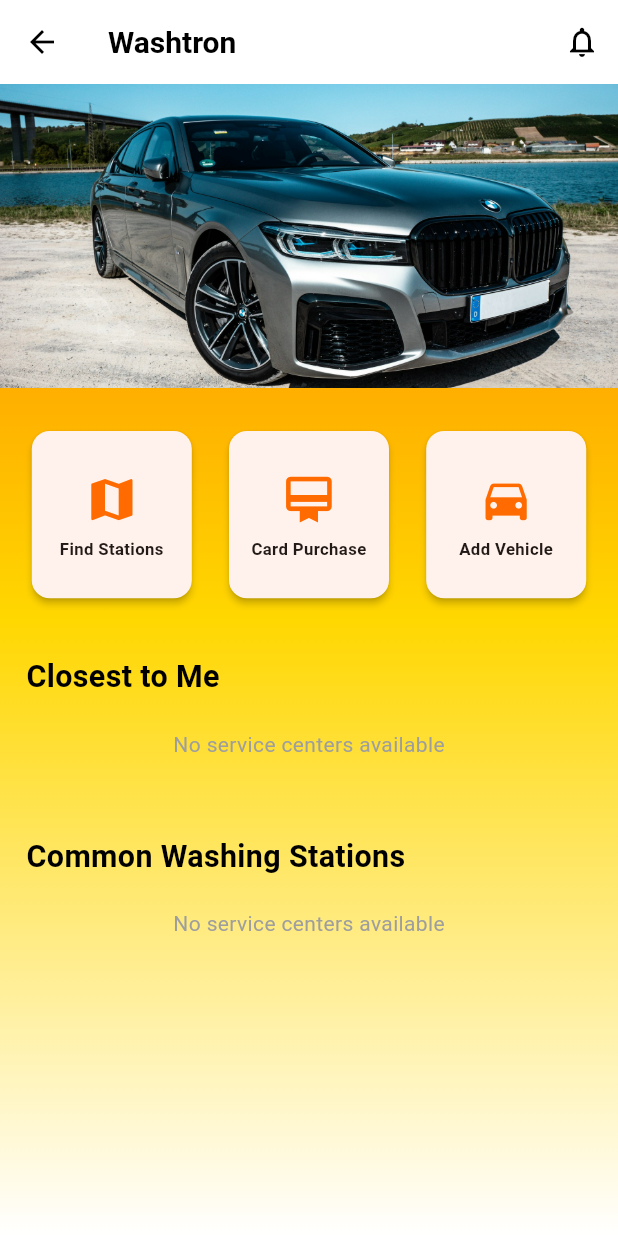
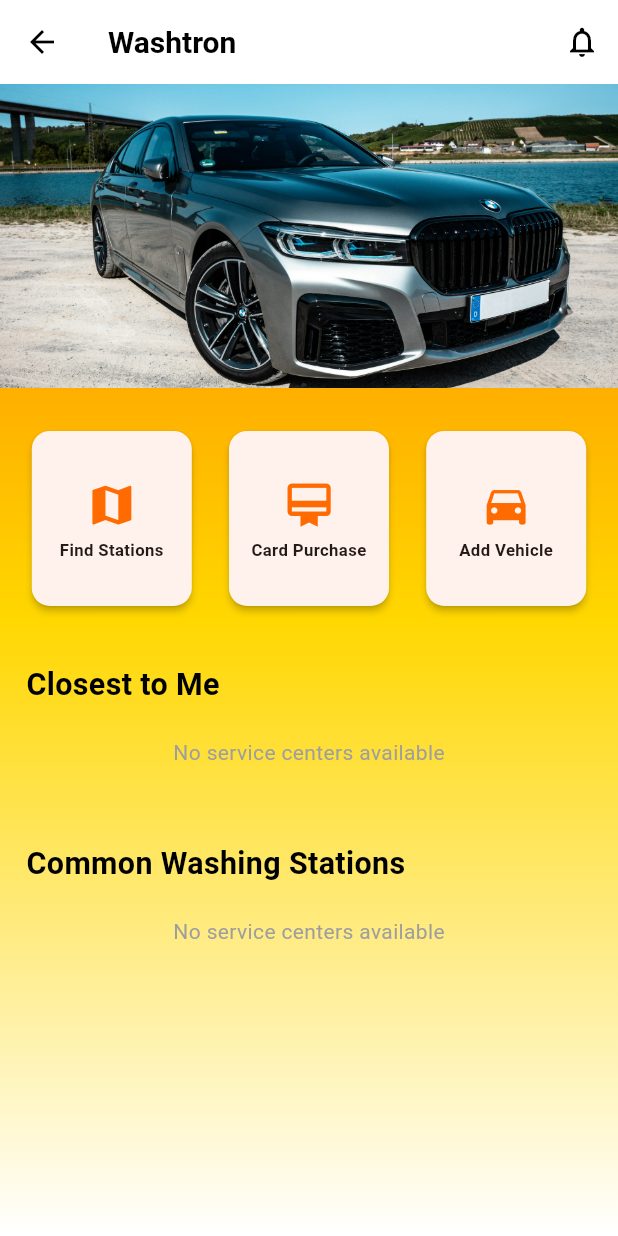
Before and after one commit to SE-LAPS/HBuilder, a Flutter app: the HomeScreen screen opened directly, on a phone screen of 412 x 824 dp. Run offline on Flutter 3.47's test engine with Material 3 defaults, Android fonts, the phone set to English and light mode, and no system bars; drawn by our look-alikes of carousel_slider; our stand-ins replace cached_network_image, cloud_firestore, firebase_auth, firebase_core, firebase_storage, flutter_map and 9 more; missing offline and left inert: mobile_scanner; accounts and stored records are empty; generated files the repository leaves out were written again.

Commit message:
Update home_screen.dart

```diff
--- a/lib/screens/home/home_screen.dart
+++ b/lib/screens/home/home_screen.dart
@@ -172,13 +172,13 @@
         onTap: onTap,
         child: Card(
           child: Container(
-            height: 110.h,
-            padding: EdgeInsets.all(12.w),
+            height: 115.h,
+            padding: EdgeInsets.all(10.w),
             child: Column(
               mainAxisAlignment: MainAxisAlignment.center,
               children: [
-                Icon(icon, size: 36.sp, color: AppTheme.primaryColor),
-                SizedBox(height: 8.h),
+                Icon(icon, size: 34.sp, color: AppTheme.primaryColor),
+                SizedBox(height: 6.h),
                 Text(
                   label,
                   textAlign: TextAlign.center,
```
